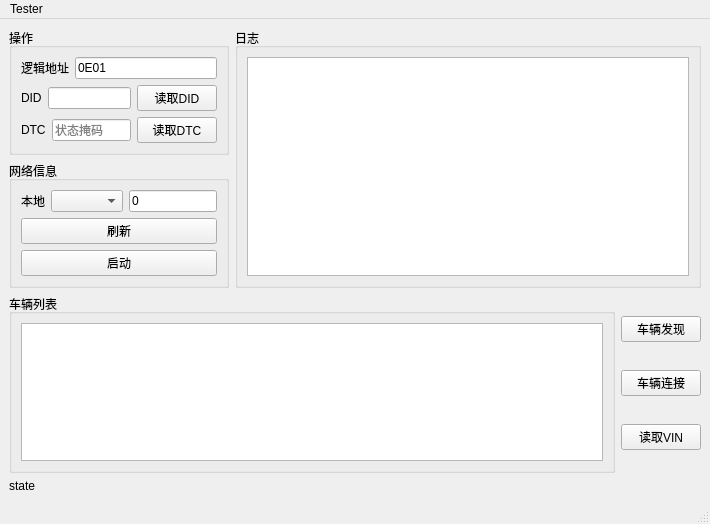
Old version of the form DoIP_Client/mainwindow.ui in the repository mcli244/DoIP_Server.
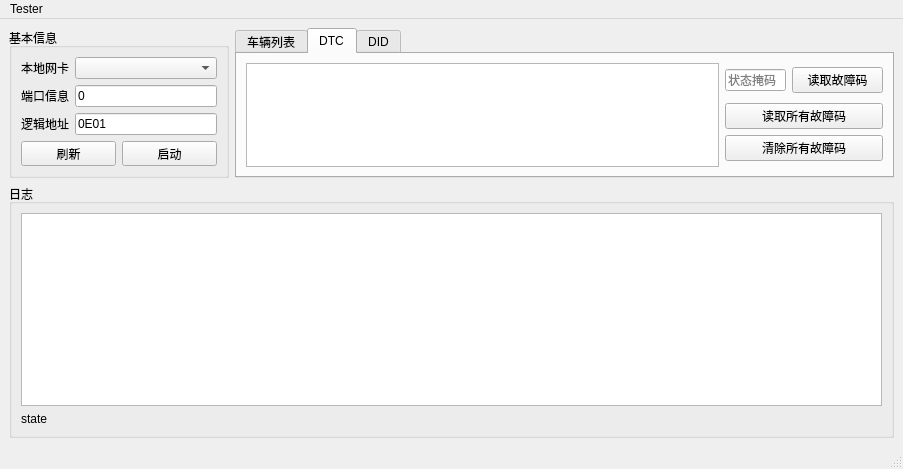
New version of the form.

What changed in the file:
```diff
--- a/DoIP_Client/mainwindow.ui
+++ b/DoIP_Client/mainwindow.ui
@@ -6,8 +6,8 @@
    <rect>
     <x>0</x>
     <y>0</y>
-    <width>710</width>
-    <height>524</height>
+    <width>903</width>
+    <height>469</height>
    </rect>
   </property>
   <property name="sizePolicy">
@@ -26,161 +26,116 @@
    <string>MainWindow</string>
   </property>
   <widget class="QWidget" name="centralwidget">
-   <layout class="QGridLayout" name="gridLayout_5">
+   <layout class="QGridLayout" name="gridLayout_6">
     <item row="0" column="0">
-     <layout class="QVBoxLayout" name="verticalLayout_5">
+     <layout class="QVBoxLayout" name="verticalLayout">
       <item>
-       <layout class="QHBoxLayout" name="horizontalLayout_7">
+       <layout class="QHBoxLayout" name="horizontalLayout_7" stretch="1,0">
         <item>
-         <layout class="QVBoxLayout" name="verticalLayout_4">
-          <item>
-           <widget class="QGroupBox" name="groupBox">
-            <property name="sizePolicy">
-             <sizepolicy hsizetype="Maximum" vsizetype="Preferred">
-              <horstretch>0</horstretch>
-              <verstretch>0</verstretch>
-             </sizepolicy>
-            </property>
-            <property name="minimumSize">
-             <size>
-              <width>0</width>
-              <height>0</height>
-             </size>
-            </property>
-            <property name="maximumSize">
-             <size>
-              <width>220</width>
-              <height>16777215</height>
-             </size>
-            </property>
-            <property name="title">
-             <string>操作</string>
-            </property>
-            <layout class="QGridLayout" name="gridLayout">
-             <item row="0" column="0">
-              <layout class="QVBoxLayout" name="verticalLayout">
+         <widget class="QGroupBox" name="groupBox_3">
+          <property name="enabled">
+           <bool>true</bool>
+          </property>
+          <property name="sizePolicy">
+           <sizepolicy hsizetype="Expanding" vsizetype="Fixed">
+            <horstretch>0</horstretch>
+            <verstretch>0</verstretch>
+           </sizepolicy>
+          </property>
+          <property name="minimumSize">
+           <size>
+            <width>0</width>
+            <height>0</height>
+           </size>
+          </property>
+          <property name="maximumSize">
+           <size>
+            <width>220</width>
+            <height>150</height>
+           </size>
+          </property>
+          <property name="title">
+           <string>基本信息</string>
+          </property>
+          <layout class="QGridLayout" name="gridLayout_5">
+           <item row="0" column="0">
+            <layout class="QVBoxLayout" name="verticalLayout_3">
+             <item>
+              <layout class="QHBoxLayout" name="horizontalLayout_5">
                <item>
-                <layout class="QHBoxLayout" name="horizontalLayout">
-                 <item>
-                  <widget class="QLabel" name="label_2">
-                   <property name="text">
-                    <string>逻辑地址</string>
-                   </property>
-                  </widget>
-                 </item>
-                 <item>
-                  <widget class="QLineEdit" name="lineEdit_logicAddr">
-                   <property name="text">
-                    <string>0E01</string>
-                   </property>
-                   <property name="maxLength">
-                    <number>4</number>
-                   </property>
-                   <property name="placeholderText">
-                    <string>0E80</string>
-                   </property>
-                  </widget>
-                 </item>
-                </layout>
-               </item>
-              </layout>
-             </item>
-             <item row="2" column="0">
-              <layout class="QHBoxLayout" name="horizontalLayout_2">
-               <item>
-                <widget class="QLabel" name="label">
+                <widget class="QLabel" name="label_5">
+                 <property name="sizePolicy">
+                  <sizepolicy hsizetype="Fixed" vsizetype="Preferred">
+                   <horstretch>50</horstretch>
+                   <verstretch>0</verstretch>
+                  </sizepolicy>
+                 </property>
                  <property name="text">
-                  <string>DID</string>
+                  <string>本地网卡</string>
                  </property>
                 </widget>
                </item>
                <item>
-                <widget class="QLineEdit" name="lineEdit_DID"/>
+                <widget class="QComboBox" name="comboBox_iface"/>
                </item>
-               <item>
-                <widget class="QPushButton" name="pushButton_readDID">
-                 <property name="text">
-                  <string>读取DID</string>
-                 </property>
-                </widget>
-               </item>
               </layout>
              </item>
-             <item row="3" column="0">
-              <layout class="QHBoxLayout" name="horizontalLayout_4">
+             <item>
+              <layout class="QHBoxLayout" name="horizontalLayout_10">
                <item>
                 <widget class="QLabel" name="label_3">
+                 <property name="sizePolicy">
+                  <sizepolicy hsizetype="Fixed" vsizetype="Preferred">
+                   <horstretch>50</horstretch>
+                   <verstretch>0</verstretch>
+                  </sizepolicy>
+                 </property>
                  <property name="text">
-                  <string>DTC</string>
+                  <string>端口信息</string>
                  </property>
                 </widget>
                </item>
                <item>
-                <widget class="QLineEdit" name="lineEdit_DTC">
+                <widget class="QLineEdit" name="lineEdit_UDP_DISCOVER">
+                 <property name="text">
+                  <string>0</string>
+                 </property>
+                </widget>
+               </item>
+              </layout>
+             </item>
+             <item>
+              <layout class="QHBoxLayout" name="horizontalLayout">
+               <item>
+                <widget class="QLabel" name="label_2">
+                 <property name="sizePolicy">
+                  <sizepolicy hsizetype="Fixed" vsizetype="Preferred">
+                   <horstretch>50</horstretch>
+                   <verstretch>0</verstretch>
+                  </sizepolicy>
+                 </property>
+                 <property name="text">
+                  <string>逻辑地址</string>
+                 </property>
+                </widget>
+               </item>
+               <item>
+                <widget class="QLineEdit" name="lineEdit_logicAddr">
+                 <property name="text">
+                  <string>0E01</string>
+                 </property>
+                 <property name="maxLength">
+                  <number>4</number>
+                 </property>
                  <property name="placeholderText">
-                  <string>状态掩码</string>
-                 </property>
-                </widget>
-               </item>
-               <item>
-                <widget class="QPushButton" name="pushButton_readDTC">
-                 <property name="text">
-                  <string>读取DTC</string>
+                  <string>0E80</string>
                  </property>
                 </widget>
                </item>
               </layout>
              </item>
-            </layout>
-           </widget>
-          </item>
-          <item>
-           <widget class="QGroupBox" name="groupBox_3">
-            <property name="sizePolicy">
-             <sizepolicy hsizetype="Maximum" vsizetype="Preferred">
-              <horstretch>0</horstretch>
-              <verstretch>0</verstretch>
-             </sizepolicy>
-            </property>
-            <property name="minimumSize">
-             <size>
-              <width>0</width>
-              <height>0</height>
-             </size>
-            </property>
-            <property name="maximumSize">
-             <size>
-              <width>220</width>
-              <height>16777215</height>
-             </size>
-            </property>
-            <property name="title">
-             <string>网络信息</string>
-            </property>
-            <layout class="QGridLayout" name="gridLayout_4">
-             <item row="0" column="0">
-              <layout class="QVBoxLayout" name="verticalLayout_3">
-               <item>
-                <layout class="QHBoxLayout" name="horizontalLayout_5">
-                 <item>
-                  <widget class="QLabel" name="label_5">
-                   <property name="text">
-                    <string>本地</string>
-                   </property>
-                  </widget>
-                 </item>
-                 <item>
-                  <widget class="QComboBox" name="comboBox_iface"/>
-                 </item>
-                 <item>
-                  <widget class="QLineEdit" name="lineEdit_UDP_DISCOVER">
-                   <property name="text">
-                    <string>0</string>
-                   </property>
-                  </widget>
-                 </item>
-                </layout>
-               </item>
+             <item>
+              <layout class="QHBoxLayout" name="horizontalLayout_12">
                <item>
                 <widget class="QPushButton" name="pushButton_refresh">
                  <property name="text">
@@ -189,87 +144,192 @@
                 </widget>
                </item>
                <item>
-                <layout class="QHBoxLayout" name="horizontalLayout_6">
-                 <item>
-                  <widget class="QPushButton" name="pushButton_start">
-                   <property name="text">
-                    <string>启动</string>
-                   </property>
-                  </widget>
-                 </item>
-                </layout>
+                <widget class="QPushButton" name="pushButton_start">
+                 <property name="text">
+                  <string>启动</string>
+                 </property>
+                </widget>
                </item>
               </layout>
              </item>
             </layout>
-           </widget>
-          </item>
-         </layout>
+           </item>
+          </layout>
+         </widget>
         </item>
         <item>
-         <widget class="QGroupBox" name="groupBox_2">
-          <property name="title">
-           <string>日志</string>
+         <widget class="QTabWidget" name="tabWidget">
+          <property name="sizePolicy">
+           <sizepolicy hsizetype="Expanding" vsizetype="Fixed">
+            <horstretch>0</horstretch>
+            <verstretch>0</verstretch>
+           </sizepolicy>
           </property>
-          <layout class="QGridLayout" name="gridLayout_2">
-           <item row="0" column="0">
-            <layout class="QVBoxLayout" name="verticalLayout_2">
+          <property name="maximumSize">
+           <size>
+            <width>16777215</width>
+            <height>150</height>
+           </size>
+          </property>
+          <property name="currentIndex">
+           <number>1</number>
+          </property>
+          <widget class="QWidget" name="tab_3">
+           <attribute name="title">
+            <string>车辆列表</string>
+           </attribute>
+           <layout class="QGridLayout" name="gridLayout">
+            <item row="0" column="0">
+             <layout class="QHBoxLayout" name="horizontalLayout_4" stretch="10,1">
+              <item>
+               <widget class="QTableView" name="tableView_ECU_List"/>
+              </item>
+              <item>
+               <layout class="QVBoxLayout" name="verticalLayout_6">
+                <item>
+                 <widget class="QPushButton" name="pushButton">
+                  <property name="text">
+                   <string>车辆发现</string>
+                  </property>
+                 </widget>
+                </item>
+                <item>
+                 <widget class="QPushButton" name="pushButton_vic_connect">
+                  <property name="text">
+                   <string>车辆连接</string>
+                  </property>
+                 </widget>
+                </item>
+                <item>
+                 <widget class="QPushButton" name="pushButton_3">
+                  <property name="text">
+                   <string>读取VIN</string>
+                  </property>
+                 </widget>
+                </item>
+               </layout>
+              </item>
+             </layout>
+            </item>
+           </layout>
+          </widget>
+          <widget class="QWidget" name="tab_4">
+           <attribute name="title">
+            <string>DTC</string>
+           </attribute>
+           <layout class="QGridLayout" name="gridLayout_4">
+            <item row="0" column="0">
+             <layout class="QHBoxLayout" name="horizontalLayout_9" stretch="3,1">
+              <item>
+               <widget class="QTableView" name="tableView_DTC_List"/>
+              </item>
+              <item>
+               <layout class="QVBoxLayout" name="verticalLayout_8">
+                <item>
+                 <layout class="QHBoxLayout" name="horizontalLayout_8" stretch="2,3">
+                  <item>
+                   <widget class="QLineEdit" name="lineEdit_DTC">
+                    <property name="placeholderText">
+                     <string>状态掩码</string>
+                    </property>
+                   </widget>
+                  </item>
+                  <item>
+                   <widget class="QPushButton" name="pushButton_readDTC">
+                    <property name="text">
+                     <string>读取故障码</string>
+                    </property>
+                   </widget>
+                  </item>
+                 </layout>
+                </item>
+                <item>
+                 <layout class="QVBoxLayout" name="verticalLayout_7">
+                  <item>
+                   <widget class="QPushButton" name="pushButton_readAllDTC">
+                    <property name="text">
+                     <string>读取所有故障码</string>
+                    </property>
+                   </widget>
+                  </item>
+                  <item>
+                   <widget class="QPushButton" name="pushButton_cleanDTC">
+                    <property name="text">
+                     <string>清除所有故障码</string>
+                    </property>
+                   </widget>
+                  </item>
+                 </layout>
+                </item>
+               </layout>
+              </item>
+             </layout>
+            </item>
+           </layout>
+          </widget>
+          <widget class="QWidget" name="tab_5">
+           <attribute name="title">
+            <string>DID</string>
+           </attribute>
+           <widget class="QWidget" name="layoutWidget">
+            <property name="geometry">
+             <rect>
+              <x>90</x>
+              <y>90</y>
+              <width>192</width>
+              <height>26</height>
+             </rect>
+            </property>
+            <layout class="QHBoxLayout" name="horizontalLayout_2">
              <item>
-              <widget class="QTextBrowser" name="textBrowser"/>
+              <widget class="QLabel" name="label">
+               <property name="text">
+                <string>DID</string>
+               </property>
+              </widget>
+             </item>
+             <item>
+              <widget class="QLineEdit" name="lineEdit_DID"/>
+             </item>
+             <item>
+              <widget class="QPushButton" name="pushButton_readDID">
+               <property name="text">
+                <string>读取DID</string>
+               </property>
+              </widget>
              </item>
             </layout>
-           </item>
-          </layout>
+           </widget>
+          </widget>
          </widget>
         </item>
        </layout>
       </item>
       <item>
-       <layout class="QHBoxLayout" name="horizontalLayout_3">
-        <item>
-         <widget class="QGroupBox" name="groupBox_4">
-          <property name="title">
-           <string>车辆列表</string>
-          </property>
-          <layout class="QGridLayout" name="gridLayout_3">
-           <item row="0" column="0">
-            <widget class="QTableView" name="tableView_ECU_List"/>
-           </item>
-          </layout>
-         </widget>
-        </item>
-        <item>
-         <layout class="QVBoxLayout" name="verticalLayout_6">
-          <item>
-           <widget class="QPushButton" name="pushButton">
-            <property name="text">
-             <string>车辆发现</string>
-            </property>
-           </widget>
-          </item>
-          <item>
-           <widget class="QPushButton" name="pushButton_vic_connect">
-            <property name="text">
-             <string>车辆连接</string>
-            </property>
-           </widget>
-          </item>
-          <item>
-           <widget class="QPushButton" name="pushButton_3">
-            <property name="text">
-             <string>读取VIN</string>
-            </property>
-           </widget>
-          </item>
-         </layout>
-        </item>
-       </layout>
-      </item>
-      <item>
-       <widget class="QLabel" name="label_state">
-        <property name="text">
-         <string>state</string>
+       <widget class="QGroupBox" name="groupBox_2">
+        <property name="title">
+         <string>日志</string>
         </property>
+        <layout class="QGridLayout" name="gridLayout_2">
+         <item row="0" column="0">
+          <layout class="QVBoxLayout" name="verticalLayout_2">
+           <item>
+            <widget class="QTextBrowser" name="textBrowser"/>
+           </item>
+          </layout>
+         </item>
+         <item row="1" column="0">
+          <layout class="QHBoxLayout" name="horizontalLayout_3">
+           <item>
+            <widget class="QLabel" name="label_state">
+             <property name="text">
+              <string>state</string>
+             </property>
+            </widget>
+           </item>
+          </layout>
+         </item>
+        </layout>
        </widget>
       </item>
      </layout>
@@ -281,7 +341,7 @@
     <rect>
      <x>0</x>
      <y>0</y>
-     <width>710</width>
+     <width>903</width>
      <height>21</height>
     </rect>
    </property>
```
